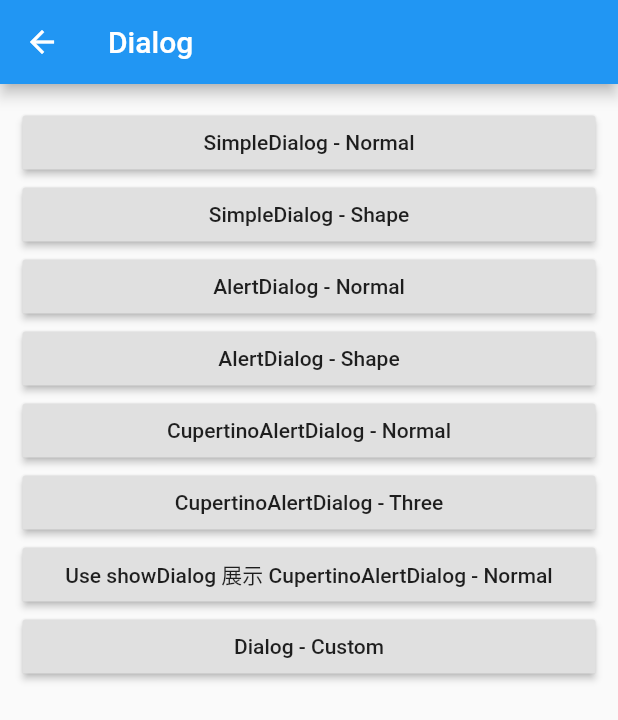
After one commit to Maojunhao/FMStudyApp, a Flutter app: the FMDialogVC screen opened directly, on a phone screen of 412 x 824 dp. The commit adds this screen. Shown: the top 720 px of the screen. Run offline on Flutter 3.47's test engine with Material 2 defaults, Android fonts, the phone set to English and light mode, and no system bars; our stand-ins replace transparent_image.

Commit message:
Dialog 完成

```diff
--- a/FMStudyApp/lib/FMRouteManager.dart
+++ b/FMStudyApp/lib/FMRouteManager.dart
@@ -1,3 +1,4 @@
+import 'package:FMStudyApp/Widgets/Material_components/Dialog.dart';
 import 'package:FMStudyApp/Widgets/Material_components/buttonbar.dart';
 import 'package:FMStudyApp/Widgets/Material_components/checkbox.dart';
 import 'package:FMStudyApp/Widgets/Material_components/datepicker.dart';
@@ -102,7 +103,7 @@ class FMRouteManager {
       "/MaterialComponents/Switch": (BuildContext context) => FMSwitchVC(),
       "/MaterialComponents/Slider": (BuildContext context) => FMSliderVC(),
       "/MaterialComponents/DatePicker": (BuildContext context) => FMDatePickerVC(),
-      // "/MaterialComponents/AppBar": (BuildContext context) => FMAppBarVC(),
+      "/MaterialComponents/Dialog": (BuildContext context) => FMDialogVC(),
       // "/MaterialComponents/AppBar": (BuildContext context) => FMAppBarVC(),
       // "/MaterialComponents/AppBar": (BuildContext context) => FMAppBarVC(),
       // "/MaterialComponents/AppBar": (BuildContext context) => FMAppBarVC(),
--- /dev/null
+++ b/FMStudyApp/lib/Widgets/Material_components/Dialog.dart
@@ -0,0 +1,345 @@
+import 'package:flutter/cupertino.dart';
+import 'package:flutter/material.dart';
+
+class FMDialogVC extends StatefulWidget {
+  @override
+  FMDialogState createState() => FMDialogState();
+}
+
+class FMDialogState extends State <FMDialogVC> {
+  @override
+  Widget build(BuildContext context) {
+    // TODO: implement build
+    return Scaffold(
+      appBar: AppBar(title: Text("Dialog"),),
+      body: ListView(
+        padding: EdgeInsets.all(15),
+        children: [
+          _showDialog(context, "SimpleDialog - Normal", _simpleDialogForNormal(context)),
+          _showDialog(context, "SimpleDialog - Shape", _simpleDialogForShape(context)),
+          _showDialog(context, "AlertDialog - Normal", _alertDialogForNormal(context)),
+          _showDialog(context, "AlertDialog - Shape", _alertDialogForShape(context)),
+          _showCupertinoDialog(context, "CupertinoAlertDialog - Normal", _cupertinoAlertDialog(context)),
+          _showCupertinoDialog(context, "CupertinoAlertDialog - Three", _cupertinoAlertDialogForThree(context)),
+          _showDialog(context, "Use showDialog 展示 CupertinoAlertDialog - Normal", _cupertinoAlertDialog(context)),
+          _showDialog(context, "Dialog - Custom", _customDialog(context)),
+        ],
+      ),
+    );
+  }
+
+  // showDialog 展示 Dialog
+  RaisedButton _showDialog(context, title, dialog){
+    return RaisedButton(
+      child: Text("$title"),
+      // 设置异步回调
+      onPressed: () async {
+        // 接收点击自己反参的值
+        var result = await showDialog(
+          context: context,
+          // barrierColor: Colors.red.withAlpha(30),
+          // barrierDismissible: true,
+          // builder: (context){
+          //   return dialog;
+          // },
+          child: dialog,
+        );
+        print(result);
+      },
+    );
+  }
+
+  // showCupertinoDialog 展示 Dialog，showCupertinoDialog 相比 showDialog 缺少部分属性，并且默认点击背景不隐藏
+  RaisedButton _showCupertinoDialog(context, title, dialog){
+    return RaisedButton(
+      child: Text("$title"),
+      onPressed: () async {
+        var result = await showCupertinoDialog(
+          context: context,
+          builder: (context){
+            return dialog;
+          },
+        );
+      },
+    );
+  }
+
+  SimpleDialog _simpleDialogForNormal(context){
+    return SimpleDialog(
+      title: Text("SimpleDialog - Shape"), // 标题
+      titlePadding: EdgeInsets.fromLTRB(20, 20, 0, 0), // 标题外间距
+      // 标题样式 TextStyle
+      titleTextStyle: TextStyle(
+        color: Colors.blue,
+        fontSize: 25,
+      ),
+      contentPadding: EdgeInsets.only(left: 15, right: 15), // 内容外间距
+      backgroundColor: Colors.white, // 背景色
+      // 子控件，可以随意自定义
+      children: [
+        Container(
+          child: Text("这就是最简单的 Dialog 了, 也可以在这里自定义样式。"),
+          alignment: Alignment.center,
+          padding: EdgeInsets.all(40),
+        ),
+        FlatButton(
+          onPressed: (){
+            // 隐藏弹框
+            Navigator.pop(context, 'SimpleDialog - Normal, 我知道了');
+          },
+          child: Text("我知道了"),
+          textColor: Colors.white,
+          color: Colors.blue,
+        ),
+      ],
+    );
+  }
+
+  SimpleDialog _simpleDialogForShape(context){
+    return SimpleDialog(
+      title: Text("SimpleDialog - Normal"), // 标题
+      titlePadding: EdgeInsets.fromLTRB(20, 20, 0, 0), // 标题外间距
+      // 标题样式 TextStyle
+      titleTextStyle: TextStyle(
+        color: Colors.blue,
+        fontSize: 25,
+      ),
+      contentPadding: EdgeInsets.only(left: 15, right: 15), // 内容外间距
+      backgroundColor: Colors.yellow, // 背景色
+      // shape 形状
+      shape: RoundedRectangleBorder(
+        borderRadius: BorderRadius.circular(30),
+        side: BorderSide(
+          color: Colors.red,
+          width: 1,
+        ),
+
+      ),
+      // 子控件，可以随意自定义
+      children: [
+        Container(
+          child: Text("这就是最简单的 Dialog 了, 也可以在这里自定义样式。"),
+          alignment: Alignment.center,
+          padding: EdgeInsets.all(40),
+        ),
+        FlatButton(
+          onPressed: (){
+            // 隐藏弹框
+            Navigator.pop(context, 'SimpleDialog - Normal, 我知道了');
+          },
+          child: Text("我知道了"),
+          textColor: Colors.white,
+          color: Colors.blue,
+        ),
+      ],
+    );
+  }
+
+  AlertDialog _alertDialogForNormal(context){
+    return AlertDialog(
+      title: Text("AlertDialog - Normal"), // 标题
+      titlePadding: EdgeInsets.fromLTRB(20, 20, 0, 0), // 标题外间距
+      // 标题样式 TextStyle
+      titleTextStyle: TextStyle(
+        color: Colors.blue,
+        fontSize: 25,
+      ),
+      contentPadding: EdgeInsets.only(left: 15, right: 15), // 内容外间距
+      // 内容样式 TextStyle
+      contentTextStyle: TextStyle(
+        color: Colors.grey,
+        fontSize: 16,
+      ),
+      // 内容控件
+      content: Container(
+        height: 100,
+        child: Column(
+          children: [
+            Padding(padding: EdgeInsets.all(15),),
+            Text("这是最简单的 AlertDialog，也可以自定义样式"),
+          ],
+        ),
+      ),
+
+      backgroundColor: Colors.white, // 背景色
+
+      actionsPadding: EdgeInsets.all(15), // 事件子控件间距
+      // 事件子控件
+      actions: [
+        Text("也可以不放按钮的"),
+        FlatButton(
+          onPressed: (){
+            Navigator.pop(context, 'AlertDialog - Normal, cancel');
+          },
+          child: Text("cancel")
+        ),
+        FlatButton(
+          onPressed: (){
+            Navigator.pop(context, 'AlertDialog - Normal, ok');
+          },
+          child: Text("ok"),
+        ),
+      ],
+    );
+  }
+
+  AlertDialog _alertDialogForShape(context){
+    return AlertDialog(
+      title: Text("AlertDialog - Shape"), // 标题
+      titlePadding: EdgeInsets.fromLTRB(20, 20, 0, 0), // 标题外间距
+      // 标题样式 TextStyle
+      titleTextStyle: TextStyle(
+        color: Colors.blue,
+        fontSize: 25,
+      ),
+      contentPadding: EdgeInsets.only(left: 15, right: 15), // 内容外间距
+      // 内容样式 TextStyle
+      contentTextStyle: TextStyle(
+        color: Colors.grey,
+        fontSize: 16,
+      ),
+      // 内容控件
+      content: Container(
+        height: 100,
+        child: Column(
+          children: [
+            Padding(padding: EdgeInsets.all(15),),
+            Text("这是最简单的 AlertDialog，也可以自定义样式"),
+          ],
+        ),
+      ),
+
+      backgroundColor: Colors.white, // 背景色
+
+      actionsPadding: EdgeInsets.all(15), // 事件子控件间距
+      // 事件子控件
+      actions: [
+        Text("也可以不放按钮的"),
+        FlatButton(
+            onPressed: (){
+              Navigator.pop(context, 'AlertDialog - Shape, cancel');
+            },
+            child: Text("cancel")
+        ),
+        FlatButton(
+          onPressed: (){
+            Navigator.pop(context, 'AlertDialog - Shape, ok');
+          },
+          child: Text("ok"),
+        ),
+      ],
+      // shape 形状
+      shape: RoundedRectangleBorder(
+        borderRadius: BorderRadius.circular(30),
+        side: BorderSide(
+          color: Colors.red,
+          width: 1,
+        ),
+
+      ),
+    );
+  }
+
+  CupertinoAlertDialog _cupertinoAlertDialog(context){
+    return CupertinoAlertDialog(
+      title: Text("CupertinoAlertDialog - Normal"),
+      content: Container(
+        height: 100,
+        child: Column(
+          children: [
+            Padding(padding: EdgeInsets.all(15),),
+            Text("这是最简单的 CupertinoAlertDialog，也可以自定义样式"),
+          ],
+        ),
+      ),
+      actions: [
+        FlatButton(
+            onPressed: (){
+              Navigator.pop(context, 'CupertinoAlertDialog - Normal, cancel');
+            },
+            child: Text("cancel")
+        ),
+        FlatButton(
+          onPressed: (){
+            Navigator.pop(context, 'CupertinoAlertDialog - Normal, ok');
+          },
+          child: Text("ok"),
+        ),
+      ],
+    );
+  }
+
+  CupertinoAlertDialog _cupertinoAlertDialogForThree(context){
+    return CupertinoAlertDialog(
+      title: Text("CupertinoAlertDialog - Normal"),
+      content: Container(
+        height: 100,
+        child: Column(
+          children: [
+            Padding(padding: EdgeInsets.all(15),),
+            Text("这是最简单的 CupertinoAlertDialog，也可以自定义样式"),
+          ],
+        ),
+      ),
+      actions: [
+        FlatButton(
+            onPressed: (){
+              Navigator.pop(context, 'CupertinoAlertDialog - Three, cancel');
+            },
+            child: Text("cancel")
+        ),
+        FlatButton(
+            onPressed: (){
+              Navigator.pop(context, 'CupertinoAlertDialog - Three, delete');
+            },
+            child: Text(
+              "delete",
+              style: TextStyle(
+                color: Colors.red,
+              ),
+            ),
+        ),
+        FlatButton(
+          onPressed: (){
+            Navigator.pop(context, 'CupertinoAlertDialog - Three, ok');
+          },
+          child: Text("ok"),
+        ),
+      ],
+    );
+  }
+
+  Dialog _customDialog(context){
+    return Dialog(
+      backgroundColor: Colors.yellow.shade100, // 背景色
+      elevation: 4.0, // 阴影高度
+      insetAnimationDuration: Duration(milliseconds: 300), // 动画时间
+      insetAnimationCurve: Curves.decelerate, // 动画效果
+      insetPadding: EdgeInsets.all(30), // 弹框距离屏幕边缘距离
+      clipBehavior: Clip.none, // 剪切方式
+      child: Container(
+        width: 300,
+        height: 300,
+        color: Colors.white,
+        alignment: Alignment.center,
+        child: Column(
+          children: [
+            Text("Custom Dialog", style: TextStyle(color: Colors.blue, fontSize: 25),),
+            Padding(padding: EdgeInsets.all(15)),
+            Text("这是一个最简单的自定义 Custom Dialog"),
+            Padding(padding: EdgeInsets.all(15),),
+            FlatButton(
+              onPressed: (){
+                // 隐藏弹框
+                Navigator.pop(context, 'SimpleDialog - Normal, 我知道了');
+              },
+              child: Text("我知道了"),
+              textColor: Colors.white,
+              color: Colors.blue,
+            ),
+          ],
+        ),
+      ),
+    );
+  }
+}
--- a/FMStudyApp/lib/Widgets/Material_components/material_components_vc.dart
+++ b/FMStudyApp/lib/Widgets/Material_components/material_components_vc.dart
@@ -50,7 +50,7 @@ class  FMMaterialComponentsState extends State<FMMaterialComponentsVC>{
     funcLists.add({"name": "Slider", "action": "/MaterialComponents/Slider",  "desc": "滑块，允许用户通过滑动滑块来从一系列值中选择。"});
     funcLists.add({"name": "Date & Time Pickers", "action": "/MaterialComponents/DatePicker",  "desc": "日期&时间选择器。"});
 
-    funcLists.add({"name": "SimpleDialog", "action": "",  "desc": "简单对话框可以显示附加的提示或操作。"});
+    funcLists.add({"name": "SimpleDialog", "action": "/MaterialComponents/Dialog",  "desc": "简单对话框可以显示附加的提示或操作。"});
     funcLists.add({"name": "AlertDialog", "action": "",  "desc": "一个会中断用户操作的对话款，需要用户确认。"});
     funcLists.add({"name": "BottomSheet", "action": "",  "desc": "BottomSheet是一个从屏幕底部滑起的列表（以显示更多的内容）。你可以调用showBottomSheet()或showModalBottomSheet弹出。"});
     funcLists.add({"name": "ExpansionPanel", "action": "",  "desc": "Expansion panels contain creation flows and allow lightweight editing of an element. The ExpansionPanel widget implements this component."});
```
